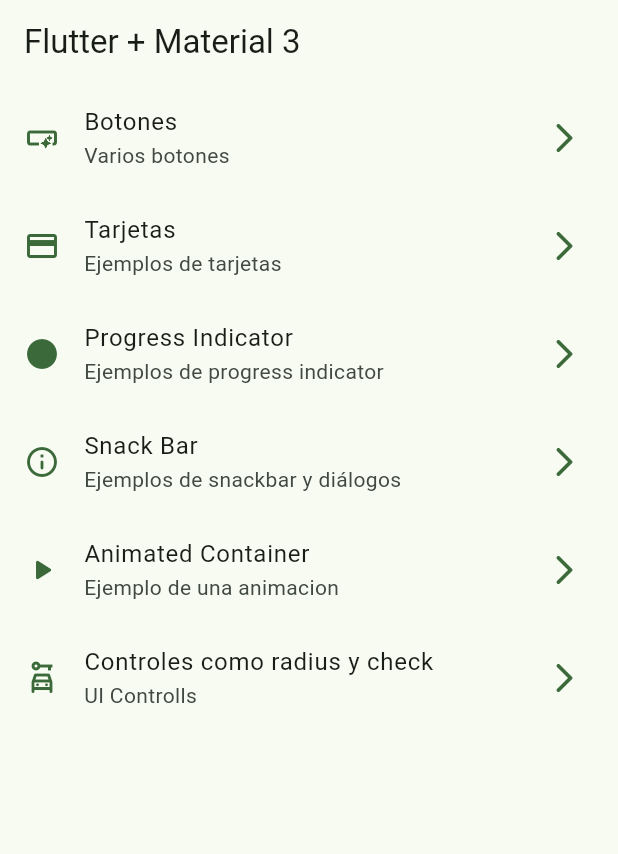
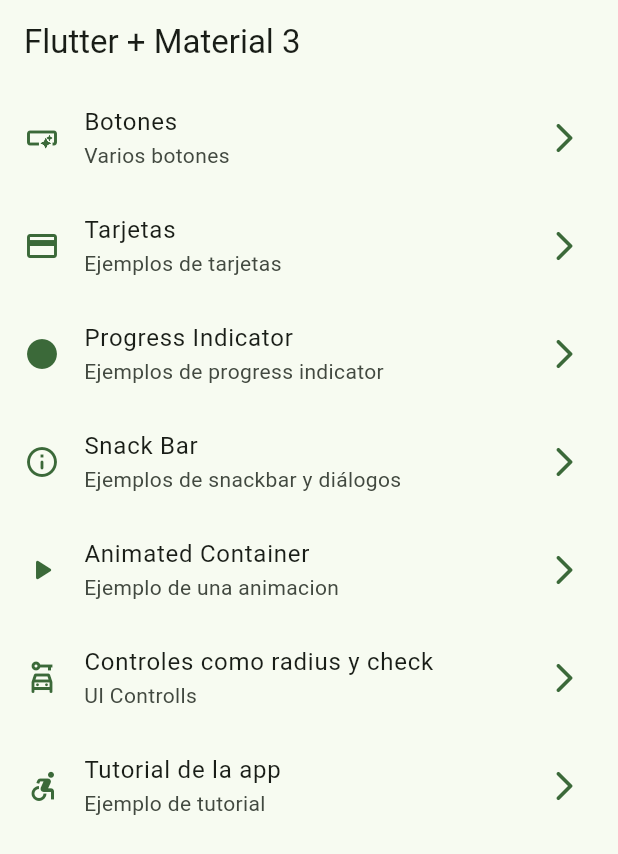
Before and after one commit to paulG1505/flutter_widgets_examples, a Flutter app: the screen it shows after launch, on a phone screen of 412 x 824 dp. Shown: the top 854 px of the screen. Run offline on Flutter 3.47's test engine with Material 2 defaults, Android fonts, the phone set to English and light mode, and no system bars; our stand-ins replace go_router.

Commit message:
Assets tutorial

```diff
--- a/lib/config/menu/menu_items.dart
+++ b/lib/config/menu/menu_items.dart
@@ -44,4 +44,9 @@ const appMenuItems = <MenuItem>[
       subtitle: 'UI Controlls',
       link: '/ui-controls',
       icon: Icons.car_rental_outlined),
+  MenuItem(
+      title: 'Tutorial de la app',
+      subtitle: 'Ejemplo de tutorial',
+      link: '/tutorial',
+      icon: Icons.accessible_forward_outlined),
 ];
--- a/lib/config/router/app_router.dart
+++ b/lib/config/router/app_router.dart
@@ -39,5 +39,10 @@ final appRouter = GoRouter(
       name: UiControlsScreen.name,
       builder: (context, state) => const UiControlsScreen(),
     ),
+    GoRoute(
+      path: '/tutorial',
+      name: AppTutorialScreen.name,
+      builder: (context, state) => const AppTutorialScreen(),
+    ),
   ],
 );
--- a/pubspec.yaml
+++ b/pubspec.yaml
@@ -18,3 +18,6 @@ dev_dependencies:
 
 flutter:
   uses-material-design: true
+
+assets:
+  - assets/images/
```
Also changed, not shown: assets/images/1.png (added), assets/images/2.png (added), assets/images/3.png (added), assets/images/jar-loading.gif (added).
